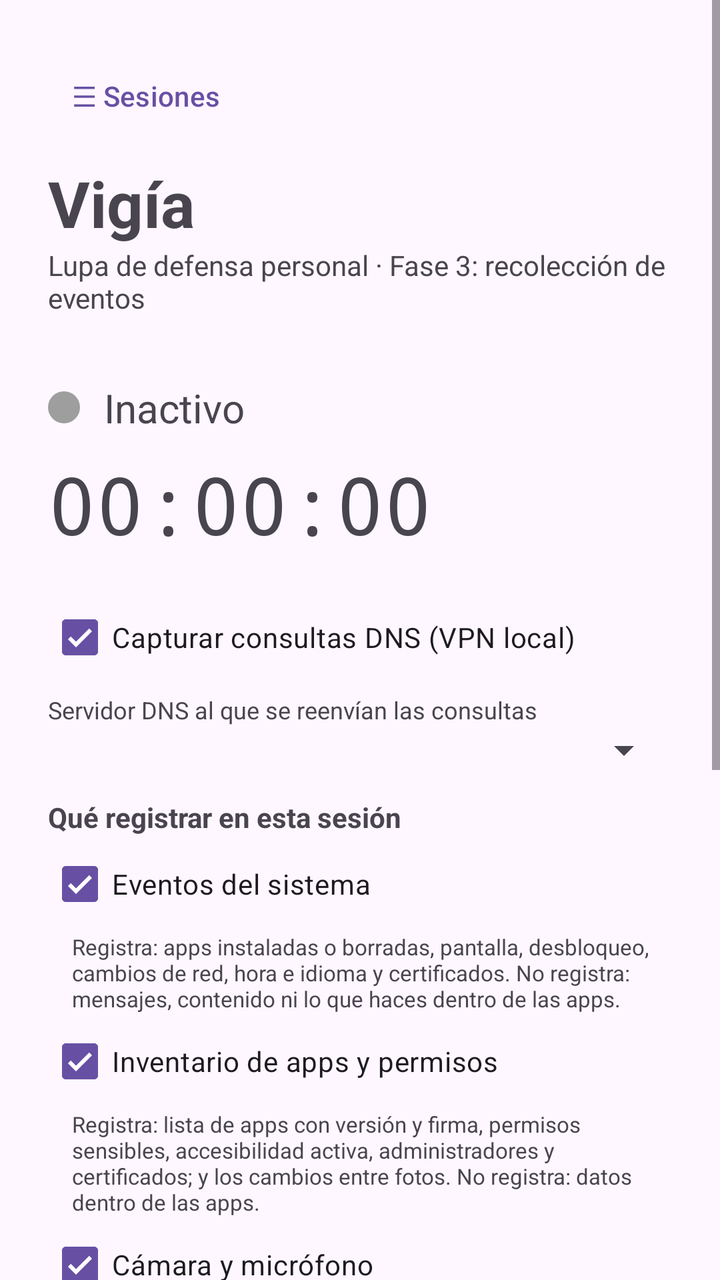
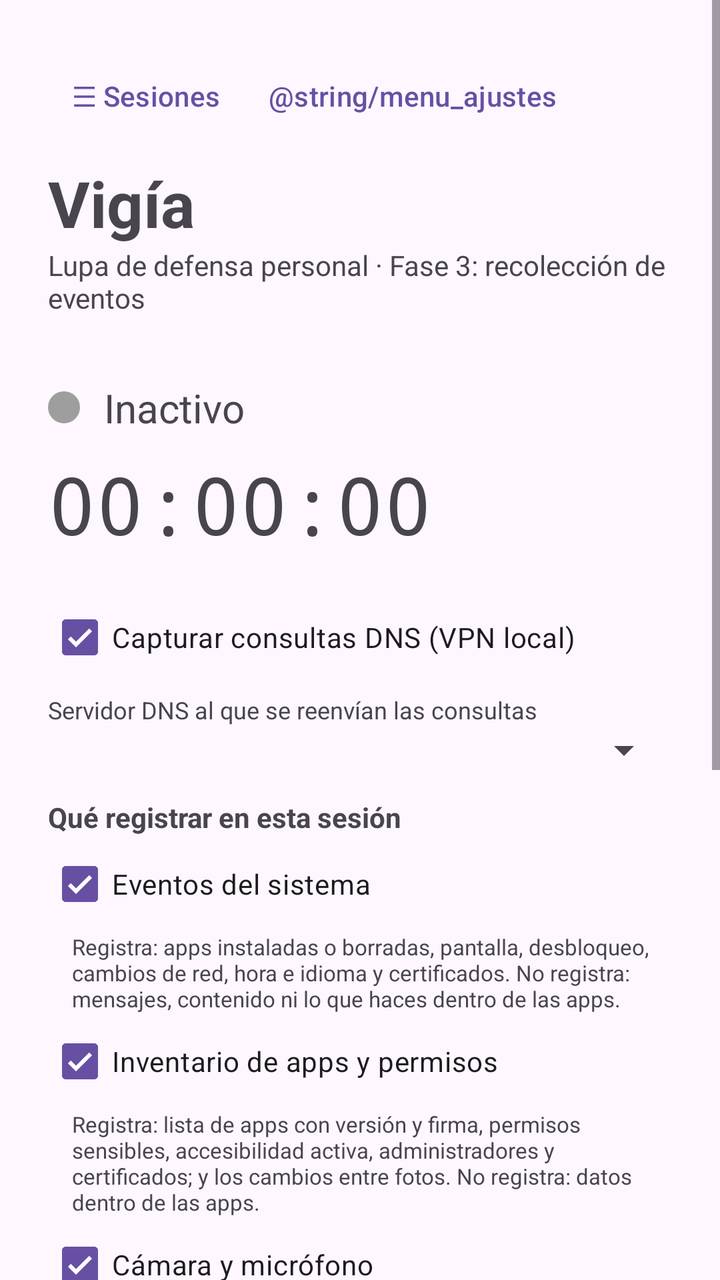

Two renders of the same Android screen: before a commit and after it. Below are the layout's source before the change and the commit's diff.
<!-- AndroidManifest.xml: application theme Theme.Vigia -->
<!-- res/layout/activity_main.xml -->
<?xml version="1.0" encoding="utf-8"?>
<androidx.drawerlayout.widget.DrawerLayout xmlns:android="http://schemas.android.com/apk/res/android"
    android:id="@+id/drawer"
    android:layout_width="match_parent"
    android:layout_height="match_parent">

    <ScrollView
        android:layout_width="match_parent"
        android:layout_height="match_parent"
        android:fillViewport="true">

        <LinearLayout
            android:layout_width="match_parent"
            android:layout_height="wrap_content"
            android:orientation="vertical"
            android:padding="24dp">

            <com.google.android.material.button.MaterialButton
                android:id="@+id/btnSesiones"
                style="@style/Widget.Material3.Button.TextButton"
                android:layout_width="wrap_content"
                android:layout_height="wrap_content"
                android:text="@string/menu_sesiones" />

            <TextView
                android:id="@+id/titulo"
                android:layout_width="wrap_content"
                android:layout_height="wrap_content"
                android:layout_marginTop="8dp"
                android:text="@string/app_name"
                android:textSize="32sp"
                android:textStyle="bold" />

            <TextView
                android:id="@+id/subtitulo"
                android:layout_width="wrap_content"
                android:layout_height="wrap_content"
                android:text="@string/subtitulo"
                android:textSize="14sp" />

            <LinearLayout
                android:layout_width="match_parent"
                android:layout_height="wrap_content"
                android:layout_marginTop="32dp"
                android:gravity="center_vertical"
                android:orientation="horizontal">

                <View
                    android:id="@+id/punto"
                    android:layout_width="16dp"
                    android:layout_height="16dp"
                    android:background="@drawable/punto" />

                <TextView
                    android:id="@+id/txtEstado"
                    android:layout_width="wrap_content"
                    android:layout_height="wrap_content"
                    android:layout_marginStart="12dp"
                    android:text="@string/estado_inactiva"
                    android:textSize="20sp" />
            </LinearLayout>

            <TextView
                android:id="@+id/txtTiempo"
                android:layout_width="wrap_content"
                android:layout_height="wrap_content"
                android:layout_marginTop="8dp"
                android:fontFamily="monospace"
                android:text="00:00:00"
                android:textSize="40sp" />

            <TextView
                android:id="@+id/txtVpn"
                android:layout_width="match_parent"
                android:layout_height="wrap_content"
                android:layout_marginTop="4dp"
                android:textSize="14sp"
                android:visibility="gone" />

            <TextView
                android:id="@+id/txtContadores"
                android:layout_width="match_parent"
                android:layout_height="wrap_content"
                android:layout_marginTop="4dp"
                android:textSize="14sp"
                android:visibility="gone" />

            <TextView
                android:id="@+id/txtError"
                android:layout_width="match_parent"
                android:layout_height="wrap_content"
                android:layout_marginTop="8dp"
                android:textColor="@color/vigia_rojo"
                android:visibility="gone" />

            <com.google.android.material.checkbox.MaterialCheckBox
                android:id="@+id/chkVpn"
                android:layout_width="match_parent"
                android:layout_height="wrap_content"
                android:layout_marginTop="16dp"
                android:checked="true"
                android:text="@string/chk_vpn" />

            <TextView
                android:layout_width="match_parent"
                android:layout_height="wrap_content"
                android:layout_marginTop="4dp"
                android:text="@string/dns_servidor"
                android:textSize="12sp" />

            <Spinner
                android:id="@+id/spDns"
                android:layout_width="match_parent"
                android:layout_height="wrap_content" />


            <TextView
                android:layout_width="match_parent"
                android:layout_height="wrap_content"
                android:layout_marginTop="12dp"
                android:text="@string/modulos_titulo"
                android:textSize="14sp"
                android:textStyle="bold" />

            <com.google.android.material.checkbox.MaterialCheckBox
                android:id="@+id/chkEventos"
                android:layout_width="match_parent"
                android:layout_height="wrap_content"
                android:checked="true"
                android:text="@string/chk_eventos" />

            <TextView
                android:layout_width="match_parent"
                android:layout_height="wrap_content"
                android:layout_marginStart="12dp"
                android:text="@string/cap_eventos"
                android:textSize="11sp" />

            <com.google.android.material.checkbox.MaterialCheckBox
                android:id="@+id/chkInventario"
                android:layout_width="match_parent"
                android:layout_height="wrap_content"
                android:checked="true"
                android:text="@string/chk_inventario" />

            <TextView
                android:layout_width="match_parent"
                android:layout_height="wrap_content"
                android:layout_marginStart="12dp"
                android:text="@string/cap_inventario"
                android:textSize="11sp" />

            <com.google.android.material.checkbox.MaterialCheckBox
                android:id="@+id/chkSensores"
                android:layout_width="match_parent"
                android:layout_height="wrap_content"
                android:checked="true"
                android:text="@string/chk_sensores" />

            <TextView
                android:layout_width="match_parent"
                android:layout_height="wrap_content"
                android:layout_marginStart="12dp"
                android:text="@string/cap_sensores"
                android:textSize="11sp" />

            <com.google.android.material.checkbox.MaterialCheckBox
                android:id="@+id/chkA11y"
                android:layout_width="match_parent"
                android:layout_height="wrap_content"
                android:text="@string/chk_a11y" />

            <TextView
                android:layout_width="match_parent"
                android:layout_height="wrap_content"
                android:layout_marginStart="12dp"
                android:text="@string/cap_a11y"
                android:textSize="11sp" />

            <com.google.android.material.button.MaterialButton
                android:id="@+id/btnNueva"
                android:layout_width="match_parent"
                android:layout_height="wrap_content"
                android:layout_marginTop="8dp"
                android:text="@string/nueva_sesion" />

            <LinearLayout
                android:layout_width="match_parent"
                android:layout_height="wrap_content"
                android:layout_marginTop="12dp"
                android:orientation="horizontal">

                <com.google.android.material.button.MaterialButton
                    android:id="@+id/btnPausa"
                    style="@style/Widget.Material3.Button.OutlinedButton"
                    android:layout_width="0dp"
                    android:layout_height="wrap_content"
                    android:layout_weight="1"
                    android:text="@string/pausar" />

                <com.google.android.material.button.MaterialButton
                    android:id="@+id/btnDetener"
                    android:layout_width="0dp"
                    android:layout_height="wrap_content"
                    android:layout_marginStart="12dp"
                    android:layout_weight="1"
                    android:text="@string/detener" />
            </LinearLayout>

            <TextView
                android:id="@+id/txtUltima"
                android:layout_width="match_parent"
                android:layout_height="wrap_content"
                android:layout_marginTop="32dp"
                android:text="@string/sin_sesiones"
                android:textSize="14sp" />

            <TextView
                android:id="@+id/txtAviso"
                android:layout_width="match_parent"
                android:layout_height="wrap_content"
                android:layout_marginTop="16dp"
                android:text="@string/aviso_fase2"
                android:textSize="12sp" />
        </LinearLayout>
    </ScrollView>

    <LinearLayout
        android:id="@+id/panelSesiones"
        android:layout_width="300dp"
        android:layout_height="match_parent"
        android:layout_gravity="start"
        android:background="?attr/colorSurface"
        android:clickable="true"
        android:focusable="true"
        android:orientation="vertical">

        <TextView
            android:layout_width="match_parent"
            android:layout_height="wrap_content"
            android:padding="20dp"
            android:text="@string/titulo_sesiones"
            android:textSize="20sp"
            android:textStyle="bold" />

        <TextView
            android:id="@+id/txtVacio"
            android:layout_width="match_parent"
            android:layout_height="wrap_content"
            android:padding="20dp"
            android:text="@string/sin_sesiones_lista"
            android:textSize="14sp" />

        <ListView
            android:id="@+id/listaSesiones"
            android:layout_width="match_parent"
            android:layout_height="0dp"
            android:layout_weight="1" />
    </LinearLayout>
</androidx.drawerlayout.widget.DrawerLayout>
<!-- resources referenced by this layout -->
<resources>
  <color name="vigia_rojo">#D32F2F</color>
  <!-- drawable punto (drawable) -->
  <?xml version="1.0" encoding="utf-8"?>
  <shape xmlns:android="http://schemas.android.com/apk/res/android"
      android:shape="oval">
      <solid android:color="#9E9E9E" />
      <size android:width="16dp" android:height="16dp" />
  </shape>
  <string name="app_name">Vigía</string>
  <string name="aviso_fase2">La captura DNS registra qué dominios consulta cada app (no el contenido de nada). Las apps que usan DNS cifrado propio (DNS sobre HTTPS) no pasan por aquí. Los datos se quedan cifrados en este teléfono.</string>
  <string name="cap_a11y">Registra: qué app está en pantalla y cuándo se toca algo. No lee textos, contraseñas ni contenido. Tienes que activarlo tú en Ajustes y se apaga solo al terminar la sesión.</string>
  <string name="cap_eventos">Registra: apps instaladas o borradas, pantalla, desbloqueo, cambios de red, hora e idioma y certificados. No registra: mensajes, contenido ni lo que haces dentro de las apps.</string>
  <string name="cap_inventario">Registra: lista de apps con versión y firma, permisos sensibles, accesibilidad activa, administradores y certificados; y los cambios entre fotos. No registra: datos dentro de las apps.</string>
  <string name="cap_sensores">Registra: cuándo se usan y si la pantalla estaba encendida. No registra: imágenes ni audio. Android no dice qué app los usa (si activas «Actividad en pantalla», anota la app que estaba delante). La ubicación no se puede observar.</string>
  <string name="chk_a11y">Actividad en pantalla (accesibilidad)</string>
  <string name="chk_eventos">Eventos del sistema</string>
  <string name="chk_inventario">Inventario de apps y permisos</string>
  <string name="chk_sensores">Cámara y micrófono</string>
  <string name="chk_vpn">Capturar consultas DNS (VPN local)</string>
  <string name="detener">Detener</string>
  <string name="dns_servidor">Servidor DNS al que se reenvían las consultas</string>
  <string name="estado_inactiva">Inactivo</string>
  <string name="menu_sesiones">☰ Sesiones</string>
  <string name="modulos_titulo">Qué registrar en esta sesión</string>
  <string name="nueva_sesion">Nueva sesión</string>
  <string name="pausar">Pausar</string>
  <string name="sin_sesiones">Todavía no hay sesiones cerradas.</string>
  <string name="sin_sesiones_lista">Aún no hay sesiones. Pulsa «Nueva sesión» para crear la primera.</string>
  <string name="subtitulo">Lupa de defensa personal · Fase 3: recolección de eventos</string>
  <string name="titulo_sesiones">Sesiones</string>
  <style name="Theme.Vigia" parent="Theme.Material3.DayNight.NoActionBar" />
</resources>

<!-- the commit's change to res/layout/activity_main.xml (unified diff, before → after) -->
@@ -15,12 +15,25 @@
             android:orientation="vertical"
             android:padding="24dp">
 
-            <com.google.android.material.button.MaterialButton
-                android:id="@+id/btnSesiones"
-                style="@style/Widget.Material3.Button.TextButton"
-                android:layout_width="wrap_content"
-                android:layout_height="wrap_content"
-                android:text="@string/menu_sesiones" />
+            <LinearLayout
+                android:layout_width="match_parent"
+                android:layout_height="wrap_content"
+                android:orientation="horizontal">
+
+                <com.google.android.material.button.MaterialButton
+                    android:id="@+id/btnSesiones"
+                    style="@style/Widget.Material3.Button.TextButton"
+                    android:layout_width="wrap_content"
+                    android:layout_height="wrap_content"
+                    android:text="@string/menu_sesiones" />
+
+                <com.google.android.material.button.MaterialButton
+                    android:id="@+id/btnAjustes"
+                    style="@style/Widget.Material3.Button.TextButton"
+                    android:layout_width="wrap_content"
+                    android:layout_height="wrap_content"
+                    android:text="@string/menu_ajustes" />
+            </LinearLayout>
 
             <TextView
                 android:id="@+id/titulo"
